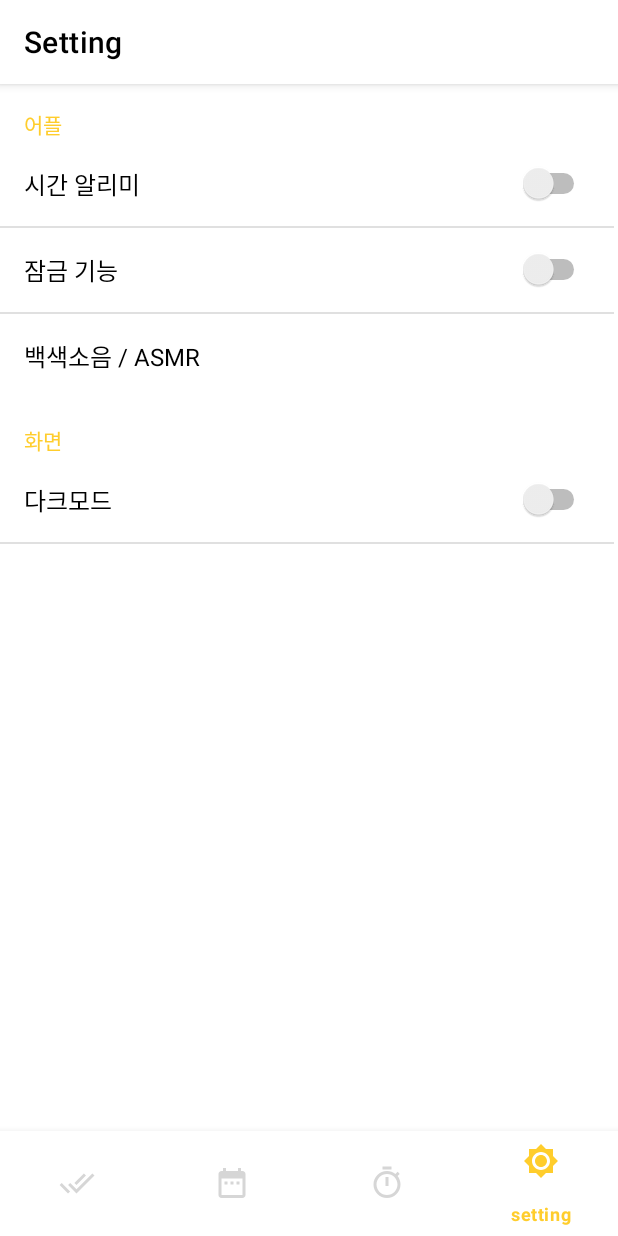
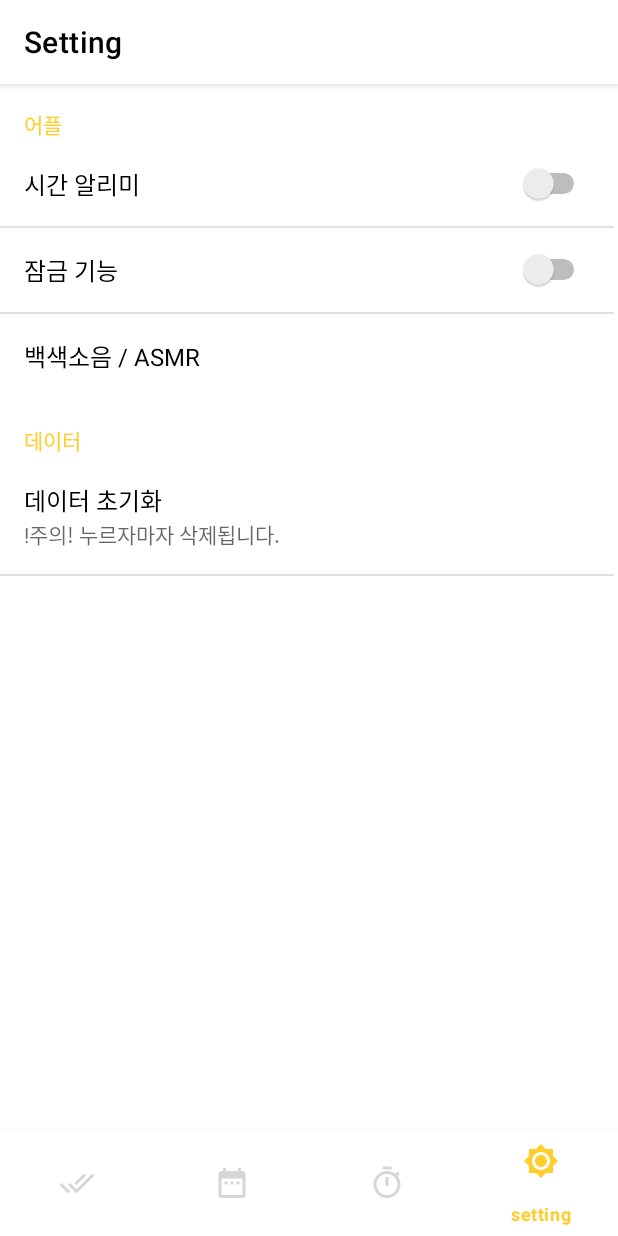
Before and after one commit to jian03/studyNugu, an Android app: the screen it shows after launch (MainActivity), item 4 of the bottom bar chosen, on a phone screen of 412 x 824 dp. Run offline under Robolectric (Android 15) with nearby library versions, the phone set to English and light mode, and no system bars; our stand-ins replace Room's generated code.

Commit message:
데이터 초기화 Preference

```diff
--- a/app/src/main/java/com/sonogong/studynugu/Dday/DdayDAO.java
+++ b/app/src/main/java/com/sonogong/studynugu/Dday/DdayDAO.java
@@ -25,4 +25,7 @@ public interface DdayDAO {
     @Delete
     void delete(Dday dday);
 
+    @Query("DELETE FROM dday")
+    void deleteAll();
+
 }
--- a/app/src/main/java/com/sonogong/studynugu/SettingFragment.java
+++ b/app/src/main/java/com/sonogong/studynugu/SettingFragment.java
@@ -4,6 +4,7 @@ import android.os.Bundle;
 
 import androidx.fragment.app.Fragment;
 
+import android.util.Log;
 import android.view.InflateException;
 import android.view.LayoutInflater;
 import android.view.View;
@@ -20,7 +21,7 @@ public class SettingFragment extends Fragment {
         try{
             v = inflater.inflate(R.layout.fragment_setting, container, false);
         } catch (InflateException e){
-
+            Log.e("settingError", "ㅑㅜ림ㅅㄷㄸㅌ데샤");
         }
         return v;
     }
--- a/app/src/main/java/com/sonogong/studynugu/Todo/TodoDAO.java
+++ b/app/src/main/java/com/sonogong/studynugu/Todo/TodoDAO.java
@@ -28,4 +28,7 @@ public interface TodoDAO {
     @Delete
     void delete(Todo todo);
 
+    @Query("DELETE FROM todo")
+    void deleteAll();
+
 }
--- a/app/src/main/java/com/sonogong/studynugu/timer/StopwatchDAO.java
+++ b/app/src/main/java/com/sonogong/studynugu/timer/StopwatchDAO.java
@@ -34,4 +34,7 @@ public interface StopwatchDAO {
     @Delete
     void delete(Stopwatch sw);
 
+    @Query("DELETE FROM stopwatch")
+    void deleteAll();
+
 }
--- a/app/src/main/res/xml/setting.xml
+++ b/app/src/main/res/xml/setting.xml
@@ -18,11 +18,12 @@
                     android:positiveButtonText="@null" />
 
         </PreferenceCategory>
-        <PreferenceCategory android:title="화면">
+        <PreferenceCategory android:title="데이터">
 
-               <SwitchPreference
-                    android:key="Dark"
-                    android:title="다크모드" />
+               <Preference
+                    android:key="remeveDB"
+                    android:title="데이터 초기화"
+                    android:summary="!주의! 누르자마자 삭제됩니다."/>
 
         </PreferenceCategory>
 
```
Also changed, not shown: app/src/main/java/com/sonogong/studynugu/SettingPreferenceFragment.java (+32 -5 lines).
